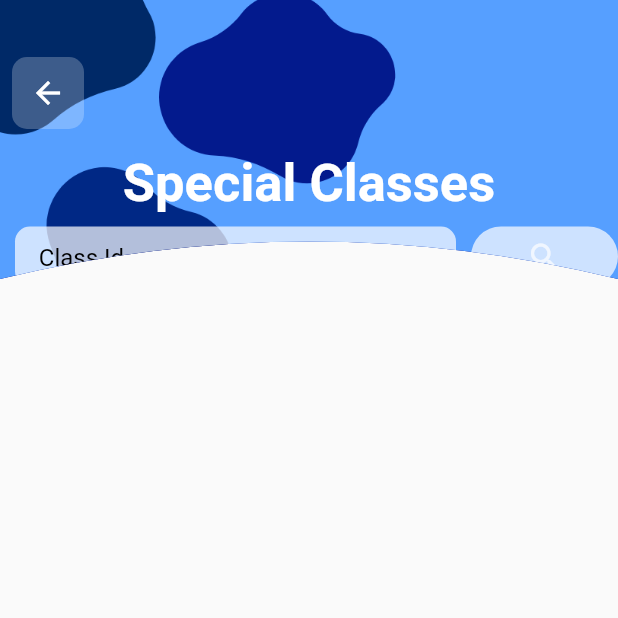
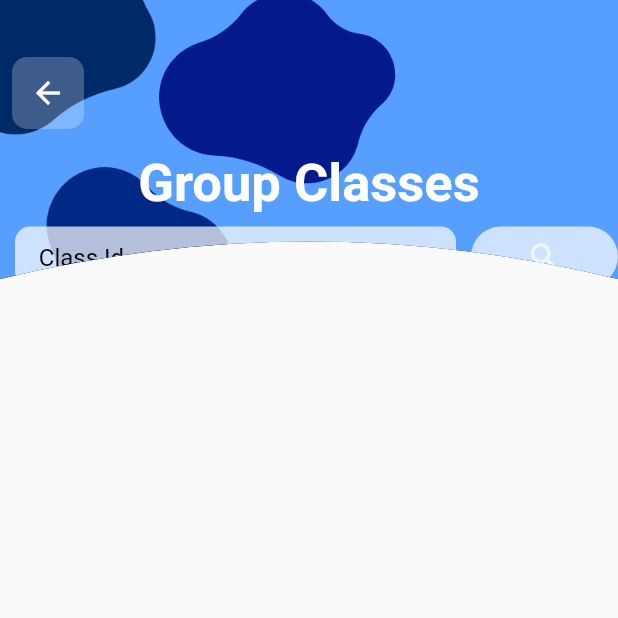
Before and after one commit to afsariq/Learning, a Flutter app: the Special screen opened directly, on a phone screen of 412 x 824 dp, the top half of it. Run offline on Flutter 3.47's test engine with Material 2 defaults, Android fonts, the light colour scheme and no system bars; our stand-ins replace cloud_firestore, firebase_auth, firebase_core, flutter_spinkit, form_field_validator, pin_code_fields and 5 more; missing offline and left inert: clippy_flutter, flutter_email_sender, jitsi_meet, payhere_mobilesdk_flutter, syncfusion_flutter_pdfviewer; accounts and stored records are empty.

Commit message:
free classes updated to coming soon

```diff
--- a/lib/HomeScreen/Home.dart
+++ b/lib/HomeScreen/Home.dart
@@ -490,7 +490,7 @@ class _HomeScreenState extends State<HomeScreen> {
                                                 context,
                                                 MaterialPageRoute(
                                                     builder: (context) =>
-                                                        FreeClasses()));
+                                                        ComingSoon()));
                                           },
                                           child: CircleAvatar(
                                             backgroundImage: AssetImage(
@@ -555,7 +555,7 @@ class _HomeScreenState extends State<HomeScreen> {
                                           backgroundImage: AssetImage(
                                             "Assets/Images/spCls.png",
                                           ))),
-                                  Text("Sheduled Classes",
+                                  Text("Group Classes",
                                       style: TextStyle(
                                           color: Colors.white,
                                           fontSize: 15,
--- a/lib/Special/Special.dart
+++ b/lib/Special/Special.dart
@@ -67,7 +67,7 @@ class _SpecialState extends State<Special> with SingleTickerProviderStateMixin {
                     Padding(
                       padding: const EdgeInsets.all(8.0),
                       child: Center(
-                        child: Text('Special Classes',
+                        child: Text('Group Classes',
                             style: TextStyle(
                                 fontSize: 35,
                                 color: Colors.white,
```
